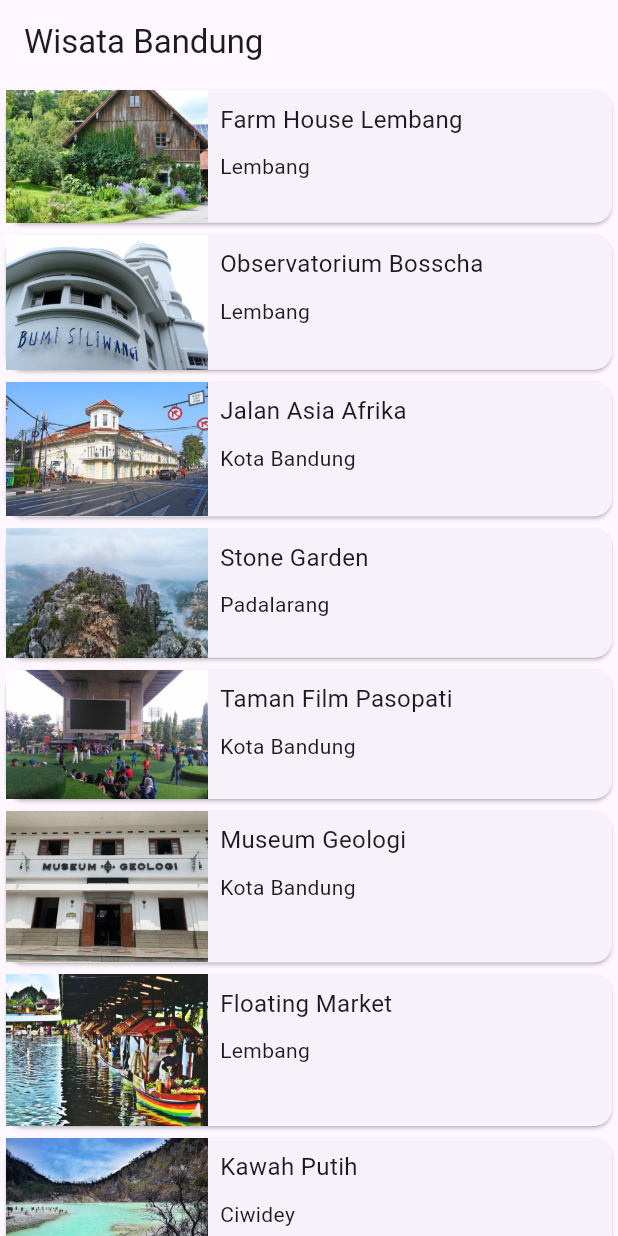
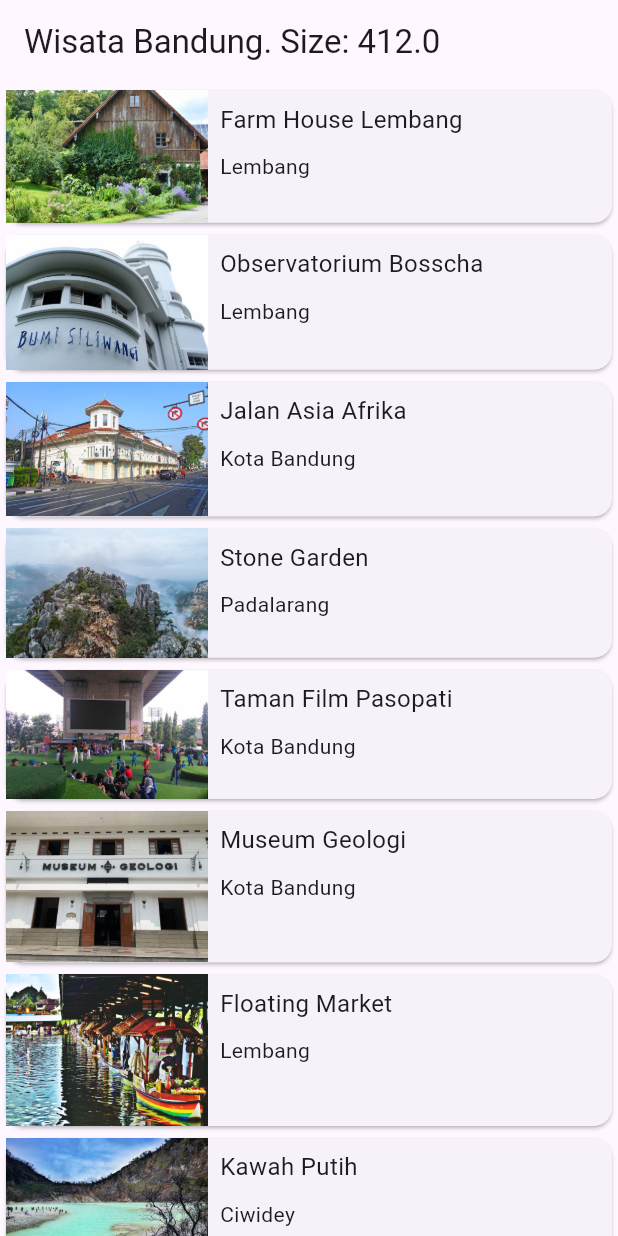
Before and after one commit to rayhaaa/flutter_dicoding, a Flutter app: the screen it shows after launch, on a phone screen of 412 x 824 dp. Run offline on Flutter 3.47's test engine with Material 3 defaults, Android fonts, the phone set to English and light mode, and no system bars; Roboto replaces fonts that are missing (Oswald).

Commit message:
run on web on process

```diff
--- a/lib/main_screen.dart
+++ b/lib/main_screen.dart
@@ -9,9 +9,36 @@ class MainScreen extends StatelessWidget {
   Widget build(BuildContext context) {
     return Scaffold(
       appBar: AppBar(
-        title: const Text('Wisata Bandung'),
+        title:
+        // const Text('Wisata Bandung'),
+        Text('Wisata Bandung. Size: ${MediaQuery.of(context).size.width}'),
       ),
-      body: ListView.builder(
+      body: const HealPlaceList(),
+    );
+  }
+}
+
+class HealPlaceGrid extends StatelessWidget {
+  const HealPlaceGrid({Key ? key}) : super (key: key);
+
+  @override
+  Widget build(BuildContext context) {
+    return Padding(
+      padding: const EdgeInsets.all(24.0),
+      child: GridView.count(
+        crossAxisCount: 4,
+        children: [],
+      ),
+    );
+  }
+}
+
+class HealPlaceList extends StatelessWidget {
+  const HealPlaceList({Key ? key}) : super (key: key);
+
+  @override
+  Widget build(BuildContext context) {
+    return ListView.builder(
         itemBuilder: (context, index) {
           final HealPlace place = healPlaceList[index];
           return InkWell(
@@ -53,7 +80,6 @@ class MainScreen extends StatelessWidget {
           );
         },
         itemCount: healPlaceList.length,
-      ),
-    );
+      );
   }
 }
```
Also changed, not shown: 1 other file.
